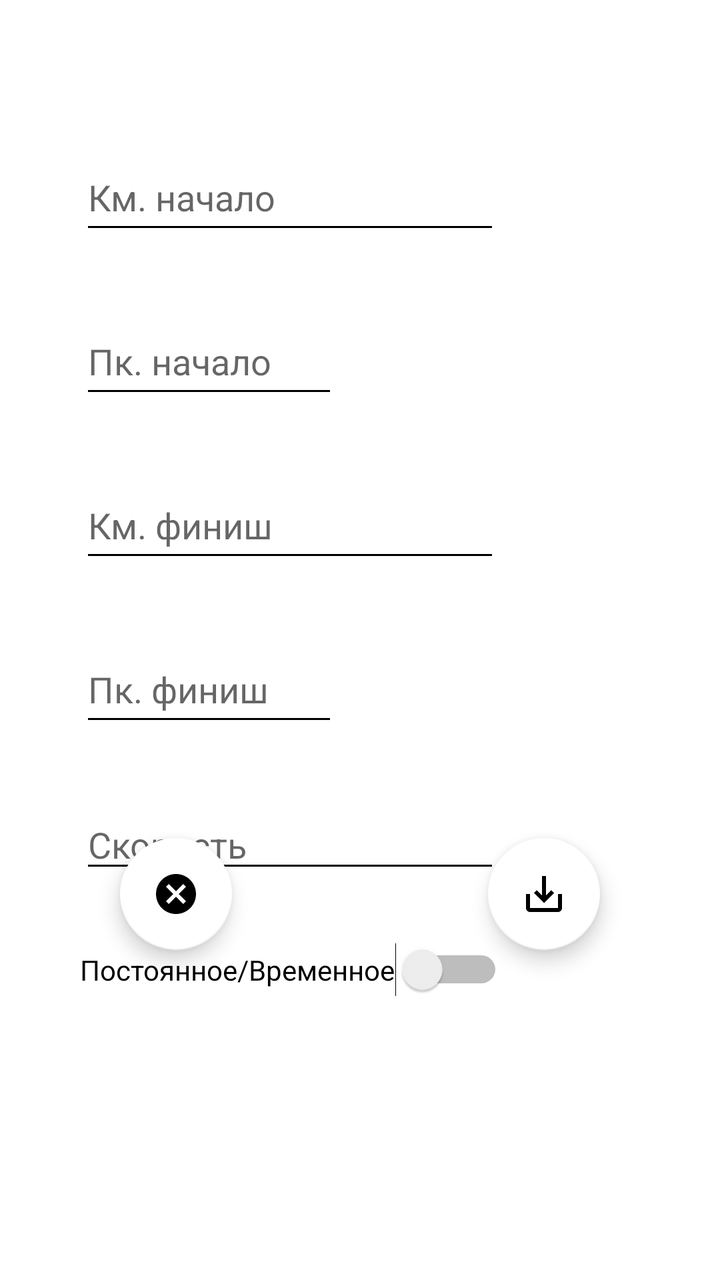
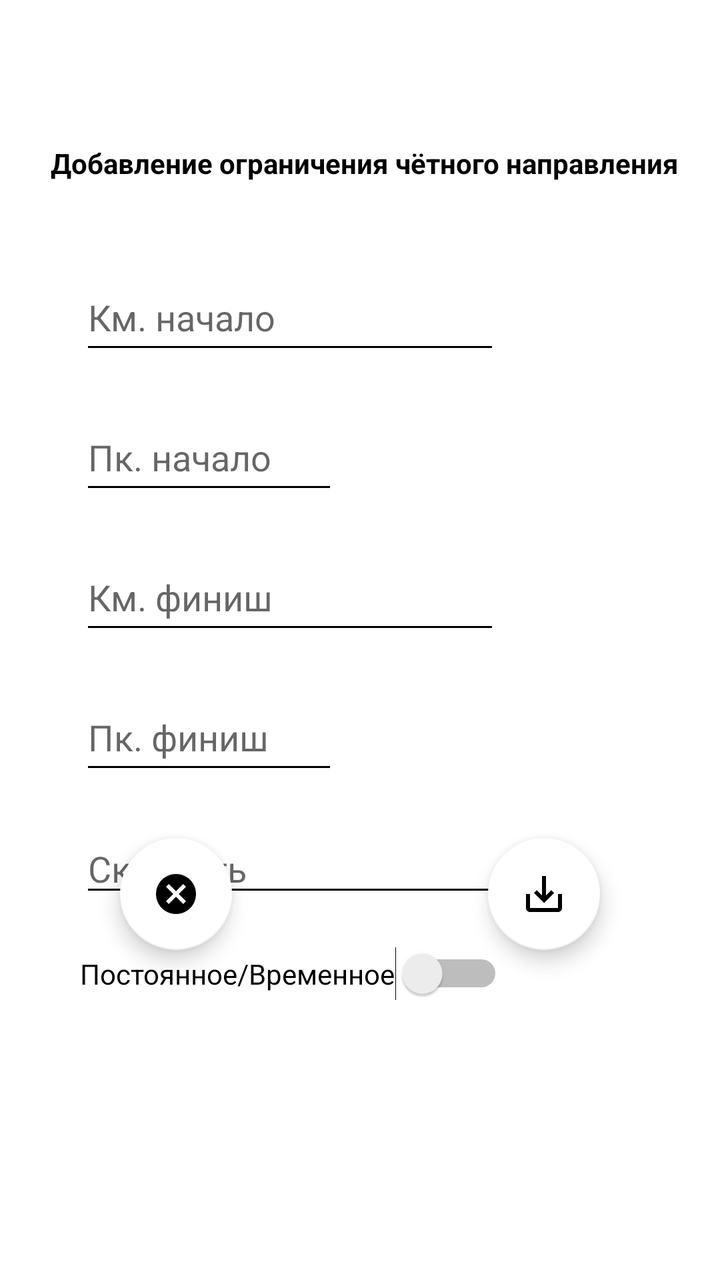

Compare the two renders of this Android layout. The source of the first and the diff that turns it into the second are given below.
<!-- AndroidManifest.xml: application theme Base.Theme.My_Gps_Assistant -->
<!-- res/layout/fragment_add_limitations_chet.xml -->
<?xml version="1.0" encoding="utf-8"?>
<androidx.constraintlayout.widget.ConstraintLayout
    xmlns:android="http://schemas.android.com/apk/res/android"
    xmlns:app="http://schemas.android.com/apk/res-auto"
    xmlns:tools="http://schemas.android.com/tools"
    android:layout_width="match_parent"
    android:layout_height="match_parent"
    android:background="#FFFFFF"
    tools:context=".fragments.chet.limitation.add.AddLimitationsFragmentChet">

    <EditText
        android:id="@+id/ed_start_limitations_chet"
        android:layout_width="0dp"
        android:layout_height="50dp"
        android:layout_marginStart="40dp"
        android:layout_marginTop="72dp"
        android:ems="10"
        android:hint="@string/fragment_add_km_start_limitations_chet"
        android:importantForAutofill="no"
        android:inputType="number"
        android:maxLength="4"
        android:textColor="#000000"
        app:layout_constraintStart_toStartOf="parent"
        app:layout_constraintTop_toTopOf="parent"
        tools:ignore="DuplicateSpeakableTextCheck,TextContrastCheck" />

    <EditText
        android:id="@+id/ed_pk_start_limitations_chet"
        android:layout_width="129dp"
        android:layout_height="50dp"
        android:layout_marginTop="32dp"
        android:ems="10"
        android:hint="@string/fragment_add_pk_start_limitations_chet"
        android:inputType="number"
        android:maxLength="2"
        android:textColor="#000000"
        app:layout_constraintEnd_toEndOf="@+id/ed_start_limitations_chet"
        app:layout_constraintHorizontal_bias="0.0"
        app:layout_constraintStart_toStartOf="@+id/ed_start_limitations_chet"
        app:layout_constraintTop_toBottomOf="@+id/ed_start_limitations_chet"
        tools:ignore="Autofill,HardcodedText,MissingConstraints,TextContrastCheck" />

    <EditText
        android:id="@+id/ed_finish_limitations_chet"
        android:layout_width="0dp"
        android:layout_height="50dp"
        android:layout_marginTop="32dp"
        android:ems="10"
        android:hint="@string/fragment_add_km_finish_limitations_chet"
        android:importantForAutofill="no"
        android:inputType="number"
        android:maxLength="4"
        android:textColor="#000000"
        app:layout_constraintStart_toStartOf="@+id/ed_pk_start_limitations_chet"
        app:layout_constraintTop_toBottomOf="@+id/ed_pk_start_limitations_chet"
        tools:ignore="HardcodedText,TextContrastCheck" />

    <EditText
        android:id="@+id/ed_pk_finish_limitations_chet"
        android:layout_width="129dp"
        android:layout_height="50dp"
        android:layout_marginTop="32dp"
        android:ems="10"
        android:hint="@string/fragment_add_pk_finish_limitations_chet"
        android:inputType="number"
        android:maxLength="2"
        android:textColor="#000000"
        app:layout_constraintStart_toStartOf="@+id/ed_finish_limitations_chet"
        app:layout_constraintTop_toBottomOf="@+id/ed_finish_limitations_chet"
        tools:ignore="Autofill,HardcodedText,MissingConstraints,TextContrastCheck" />

    <com.google.android.material.floatingactionbutton.FloatingActionButton
        android:id="@+id/fb_save_limitations_chet"
        android:layout_width="wrap_content"
        android:layout_height="wrap_content"
        android:layout_marginEnd="60dp"
        android:layout_marginBottom="165dp"
        android:clickable="true"
        android:focusable="true"
        android:src="@drawable/is_save_limitations_chet"
        app:backgroundTint="@color/white"
        app:layout_constraintBottom_toBottomOf="parent"
        app:layout_constraintEnd_toEndOf="parent"
        tools:ignore="ContentDescription,SpeakableTextPresentCheck" />

    <com.google.android.material.floatingactionbutton.FloatingActionButton
        android:id="@+id/fb_cancel_limitations_chet"
        android:layout_width="wrap_content"
        android:layout_height="wrap_content"
        android:layout_marginStart="60dp"
        android:layout_marginBottom="165dp"
        android:clickable="true"
        android:focusable="true"
        android:src="@drawable/is_cancel_limitations_chet"
        app:backgroundTint="@color/white"
        app:layout_constraintBottom_toBottomOf="parent"
        app:layout_constraintStart_toStartOf="parent"
        tools:ignore="ContentDescription,SpeakableTextPresentCheck" />

    <EditText
        android:id="@+id/ed_speed_limitations_chet"
        android:layout_width="wrap_content"
        android:layout_height="wrap_content"
        android:layout_marginTop="32dp"
        android:ems="10"
        android:hint="@string/fragment_add_speed_limitations_chet"
        android:inputType="number"
        android:maxLength="2"
        android:textColor="#000000"
        app:layout_constraintStart_toStartOf="@+id/ed_pk_finish_limitations_chet"
        app:layout_constraintTop_toBottomOf="@+id/ed_pk_finish_limitations_chet"
        tools:ignore="Autofill,TextContrastCheck,TouchTargetSizeCheck" />

    <Switch
        android:id="@+id/limitationSwitchChetAdd"
        android:layout_width="wrap_content"
        android:layout_height="wrap_content"
        android:layout_marginTop="30dp"
        android:text="Постоянное/Временное"
        app:layout_constraintStart_toStartOf="@+id/ed_speed_limitations_chet"
        app:layout_constraintTop_toBottomOf="@+id/ed_speed_limitations_chet"
        tools:ignore="HardcodedText,UseSwitchCompatOrMaterialXml,TouchTargetSizeCheck" />

    <EditText
        android:id="@+id/editLimitationChetSwitchAdd"
        android:visibility="gone"
        android:layout_width="wrap_content"
        android:layout_height="wrap_content"
        android:layout_marginTop="50dp"
        android:ems="10"
        android:inputType="number"
        android:maxLength="2"
        android:textColor="#000000"
        app:layout_constraintStart_toStartOf="@+id/ed_speed_limitations_chet"
        app:layout_constraintTop_toBottomOf="@+id/ed_speed_limitations_chet"
        tools:ignore="Autofill,HardcodedText,TouchTargetSizeCheck" />

</androidx.constraintlayout.widget.ConstraintLayout>
<!-- resources referenced by this layout -->
<resources>
  <color name="white">#FFFFFFFF</color>
  <!-- drawable is_cancel_limitations_chet (drawable) -->
  <vector xmlns:android="http://schemas.android.com/apk/res/android" android:height="24dp" android:tint="#52ED27" android:viewportHeight="24" android:viewportWidth="24" android:width="24dp">
        
      <path android:fillColor="@android:color/white" android:pathData="M12,2C6.47,2 2,6.47 2,12s4.47,10 10,10 10,-4.47 10,-10S17.53,2 12,2zM17,15.59L15.59,17 12,13.41 8.41,17 7,15.59 10.59,12 7,8.41 8.41,7 12,10.59 15.59,7 17,8.41 13.41,12 17,15.59z"/>
      
  </vector>
  <!-- drawable is_save_limitations_chet (drawable) -->
  <vector xmlns:android="http://schemas.android.com/apk/res/android" android:height="24dp" android:tint="#52ED27" android:viewportHeight="24" android:viewportWidth="24" android:width="24dp">
        
      <path android:fillColor="@android:color/white" android:pathData="M19,12v7L5,19v-7L3,12v7c0,1.1 0.9,2 2,2h14c1.1,0 2,-0.9 2,-2v-7h-2zM13,12.67l2.59,-2.58L17,11.5l-5,5 -5,-5 1.41,-1.41L11,12.67L11,3h2z"/>
      
  </vector>
  <string name="fragment_add_km_finish_limitations_chet">Км. финиш</string>
  <string name="fragment_add_km_start_limitations_chet">Км. начало</string>
  <string name="fragment_add_pk_finish_limitations_chet">Пк. финиш</string>
  <string name="fragment_add_pk_start_limitations_chet">Пк. начало</string>
  <string name="fragment_add_speed_limitations_chet">Скорость</string>
  <style name="Base.Theme.My_Gps_Assistant" parent="Theme.MaterialComponents.Light.NoActionBar">
          
          <item name="colorPrimary">@color/black</item>
          <item name="colorPrimaryVariant">@color/lavender</item>
          <item name="colorOnPrimary">@color/white</item>
  
          <item name="colorSecondary">@color/teal_200</item>
          <item name="colorSecondaryVariant">@color/teal_700</item>
          <item name="colorOnSecondary">@color/black</item>
  
          <item name="android:statusBarColor">@color/lavender</item>
  
  
          <item name="android:windowFullscreen">true</item>
  
          <item name="android:textColorPrimary">@color/black</item>
          <item name="android:textColorSecondary">@color/black</item>
          <item name="android:textColorTertiary">@color/black</item>
  
  
  
  
  
  
  
      </style>
  <color name="black">#FF000000</color>
  <color name="lavender">#8692f7</color>
  <color name="teal_200">#D58DD5</color>
  <color name="teal_700">#00C2EF</color>
</resources>

<!-- the commit's change to res/layout/fragment_add_limitations_chet.xml (unified diff, before → after) -->
@@ -13,7 +13,7 @@
         android:layout_width="0dp"
         android:layout_height="50dp"
         android:layout_marginStart="40dp"
-        android:layout_marginTop="72dp"
+        android:layout_marginTop="20dp"
         android:ems="10"
         android:hint="@string/fragment_add_km_start_limitations_chet"
         android:importantForAutofill="no"
@@ -21,14 +21,14 @@
         android:maxLength="4"
         android:textColor="#000000"
         app:layout_constraintStart_toStartOf="parent"
-        app:layout_constraintTop_toTopOf="parent"
+        app:layout_constraintTop_toBottomOf="@+id/textView21"
         tools:ignore="DuplicateSpeakableTextCheck,TextContrastCheck" />
 
     <EditText
         android:id="@+id/ed_pk_start_limitations_chet"
         android:layout_width="129dp"
         android:layout_height="50dp"
-        android:layout_marginTop="32dp"
+        android:layout_marginTop="20dp"
         android:ems="10"
         android:hint="@string/fragment_add_pk_start_limitations_chet"
         android:inputType="number"
@@ -44,7 +44,7 @@
         android:id="@+id/ed_finish_limitations_chet"
         android:layout_width="0dp"
         android:layout_height="50dp"
-        android:layout_marginTop="32dp"
+        android:layout_marginTop="20dp"
         android:ems="10"
         android:hint="@string/fragment_add_km_finish_limitations_chet"
         android:importantForAutofill="no"
@@ -59,7 +59,7 @@
         android:id="@+id/ed_pk_finish_limitations_chet"
         android:layout_width="129dp"
         android:layout_height="50dp"
-        android:layout_marginTop="32dp"
+        android:layout_marginTop="20dp"
         android:ems="10"
         android:hint="@string/fragment_add_pk_finish_limitations_chet"
         android:inputType="number"
@@ -101,7 +101,7 @@
         android:id="@+id/ed_speed_limitations_chet"
         android:layout_width="wrap_content"
         android:layout_height="wrap_content"
-        android:layout_marginTop="32dp"
+        android:layout_marginTop="20dp"
         android:ems="10"
         android:hint="@string/fragment_add_speed_limitations_chet"
         android:inputType="number"
@@ -115,7 +115,7 @@
         android:id="@+id/limitationSwitchChetAdd"
         android:layout_width="wrap_content"
         android:layout_height="wrap_content"
-        android:layout_marginTop="30dp"
+        android:layout_marginTop="20dp"
         android:text="Постоянное/Временное"
         app:layout_constraintStart_toStartOf="@+id/ed_speed_limitations_chet"
         app:layout_constraintTop_toBottomOf="@+id/ed_speed_limitations_chet"
@@ -135,4 +135,16 @@
         app:layout_constraintTop_toBottomOf="@+id/ed_speed_limitations_chet"
         tools:ignore="Autofill,HardcodedText,TouchTargetSizeCheck" />
 
+    <TextView
+        android:id="@+id/textView21"
+        android:layout_width="325dp"
+        android:layout_height="40dp"
+        android:layout_marginStart="20dp"
+        android:layout_marginTop="72dp"
+        android:text="@string/zagolovok_limitation_chet"
+        android:textAlignment="center"
+        android:textStyle="bold"
+        app:layout_constraintStart_toStartOf="parent"
+        app:layout_constraintTop_toTopOf="parent" />
+
 </androidx.constraintlayout.widget.ConstraintLayout>
<!-- resource entries referenced after the edit -->
@@ -18,6 +18,7 @@
   <string name="fragment_add_pk_finish_limitations_chet">Пк. финиш</string>
   <string name="fragment_add_pk_start_limitations_chet">Пк. начало</string>
   <string name="fragment_add_speed_limitations_chet">Скорость</string>
+  <string name="zagolovok_limitation_chet">Добавление ограничения чётного направления</string>
   <style name="Base.Theme.My_Gps_Assistant" parent="Theme.MaterialComponents.Light.NoActionBar">
           
           <item name="colorPrimary">@color/black</item>
